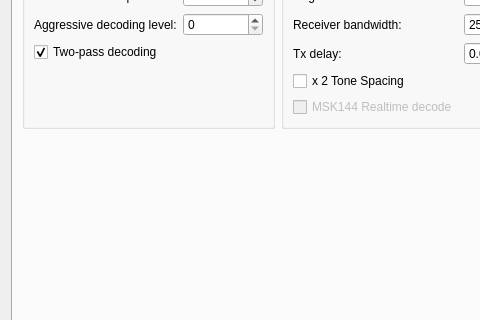
Above: Configuration.ui from saitohirga/WSJT-X before the change; both pictures show x 0 to 480 and y 91 to 411 of the 573 by 555 pixel window. Below: the same form after it.
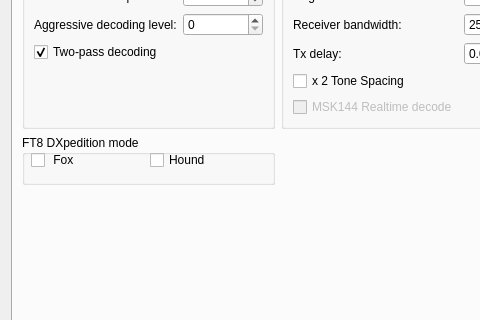
That is the form after the change. The open tabs and pages were chosen to show the change.

What changed in the file:
```diff
--- a/Configuration.ui
+++ b/Configuration.ui
@@ -6,7 +6,7 @@
    <rect>
     <x>0</x>
     <y>0</y>
-    <width>521</width>
+    <width>534</width>
     <height>507</height>
    </rect>
   </property>
@@ -2430,7 +2430,7 @@
          </layout>
         </widget>
        </item>
-       <item row="1" column="0" colspan="2">
+       <item row="2" column="0" colspan="2">
         <spacer name="verticalSpacer_8">
          <property name="orientation">
           <enum>Qt::Vertical</enum>
@@ -2443,6 +2443,45 @@
          </property>
         </spacer>
        </item>
+       <item row="1" column="0">
+        <widget class="QGroupBox" name="groupBox_7">
+         <property name="minimumSize">
+          <size>
+           <width>0</width>
+           <height>50</height>
+          </size>
+         </property>
+         <property name="title">
+          <string>FT8 DXpedition mode</string>
+         </property>
+         <widget class="QWidget" name="horizontalLayoutWidget">
+          <property name="geometry">
+           <rect>
+            <x>9</x>
+            <y>10</y>
+            <width>231</width>
+            <height>31</height>
+           </rect>
+          </property>
+          <layout class="QHBoxLayout" name="horizontalLayout_16">
+           <item>
+            <widget class="QCheckBox" name="cbFox">
+             <property name="text">
+              <string> Fox</string>
+             </property>
+            </widget>
+           </item>
+           <item>
+            <widget class="QCheckBox" name="cbHound">
+             <property name="text">
+              <string>Hound</string>
+             </property>
+            </widget>
+           </item>
+          </layout>
+         </widget>
+        </widget>
+       </item>
       </layout>
      </widget>
     </widget>
```
Left out of the diff: 18 changed lines with no effect on the pictures.
